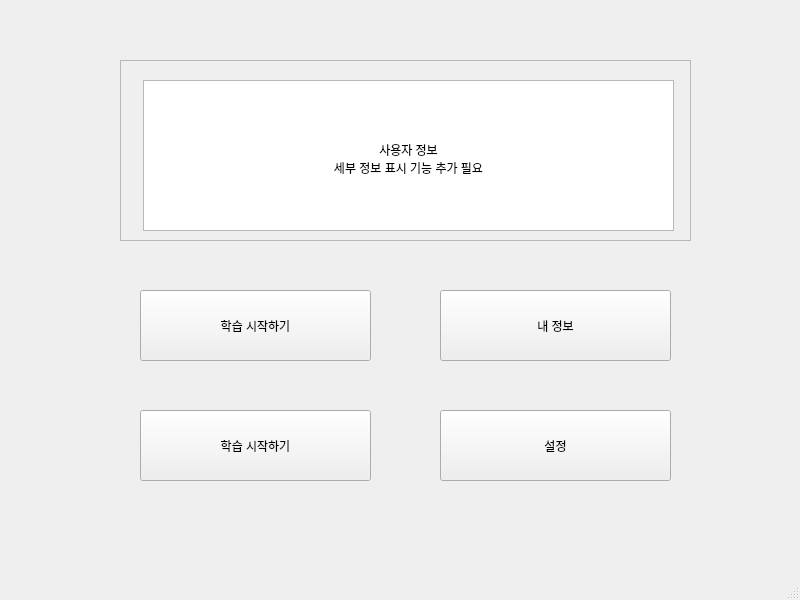
Qt form layout/Main.ui (idkim97/Studium) before a commit.
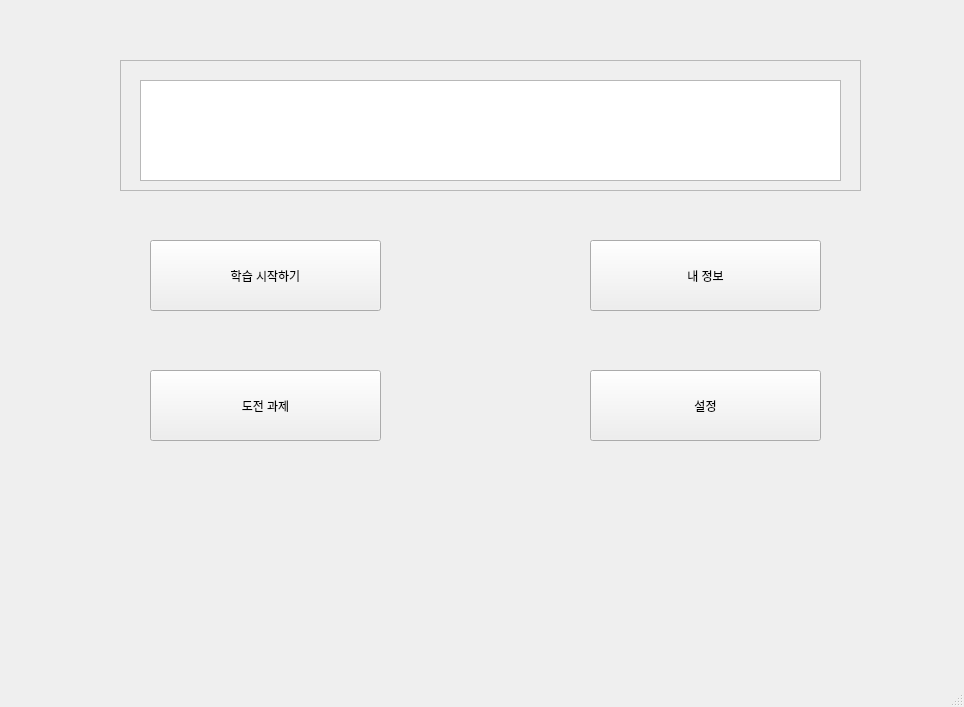
The same form after that commit.

```diff
--- a/layout/Main.ui
+++ b/layout/Main.ui
@@ -6,8 +6,8 @@
    <rect>
     <x>0</x>
     <y>0</y>
-    <width>800</width>
-    <height>600</height>
+    <width>964</width>
+    <height>707</height>
    </rect>
   </property>
   <property name="windowTitle">
@@ -17,8 +17,8 @@
    <widget class="QToolButton" name="toolButton">
     <property name="geometry">
      <rect>
-      <x>140</x>
-      <y>290</y>
+      <x>150</x>
+      <y>240</y>
       <width>231</width>
       <height>71</height>
      </rect>
@@ -32,8 +32,8 @@
      <rect>
       <x>120</x>
       <y>60</y>
-      <width>571</width>
-      <height>181</height>
+      <width>741</width>
+      <height>131</height>
      </rect>
     </property>
     <property name="frameShape">
@@ -45,10 +45,10 @@
     <widget class="QTextEdit" name="textEdit">
      <property name="geometry">
       <rect>
-       <x>23</x>
+       <x>20</x>
        <y>20</y>
-       <width>531</width>
-       <height>151</height>
+       <width>701</width>
+       <height>101</height>
       </rect>
      </property>
      <property name="html">
@@ -56,33 +56,28 @@
 &lt;html&gt;&lt;head&gt;&lt;meta name=&quot;qrichtext&quot; content=&quot;1&quot; /&gt;&lt;style type=&quot;text/css&quot;&gt;
 p, li { white-space: pre-wrap; }
 &lt;/style&gt;&lt;/head&gt;&lt;body style=&quot; font-family:'Gulim'; font-size:9pt; font-weight:400; font-style:normal;&quot;&gt;
-&lt;p align=&quot;center&quot; style=&quot;-qt-paragraph-type:empty; margin-top:0px; margin-bottom:0px; margin-left:0px; margin-right:0px; -qt-block-indent:0; text-indent:0px;&quot;&gt;&lt;br /&gt;&lt;/p&gt;
-&lt;p align=&quot;center&quot; style=&quot;-qt-paragraph-type:empty; margin-top:0px; margin-bottom:0px; margin-left:0px; margin-right:0px; -qt-block-indent:0; text-indent:0px;&quot;&gt;&lt;br /&gt;&lt;/p&gt;
-&lt;p align=&quot;center&quot; style=&quot;-qt-paragraph-type:empty; margin-top:0px; margin-bottom:0px; margin-left:0px; margin-right:0px; -qt-block-indent:0; text-indent:0px;&quot;&gt;&lt;br /&gt;&lt;/p&gt;
-&lt;p align=&quot;center&quot; style=&quot;-qt-paragraph-type:empty; margin-top:0px; margin-bottom:0px; margin-left:0px; margin-right:0px; -qt-block-indent:0; text-indent:0px;&quot;&gt;&lt;br /&gt;&lt;/p&gt;
-&lt;p align=&quot;center&quot; style=&quot; margin-top:0px; margin-bottom:0px; margin-left:0px; margin-right:0px; -qt-block-indent:0; text-indent:0px;&quot;&gt;사용자 정보&lt;/p&gt;
-&lt;p align=&quot;center&quot; style=&quot; margin-top:0px; margin-bottom:0px; margin-left:0px; margin-right:0px; -qt-block-indent:0; text-indent:0px;&quot;&gt;세부 정보 표시 기능 추가 필요&lt;/p&gt;&lt;/body&gt;&lt;/html&gt;</string>
+&lt;p align=&quot;center&quot; style=&quot;-qt-paragraph-type:empty; margin-top:0px; margin-bottom:0px; margin-left:0px; margin-right:0px; -qt-block-indent:0; text-indent:0px;&quot;&gt;&lt;br /&gt;&lt;/p&gt;&lt;/body&gt;&lt;/html&gt;</string>
      </property>
     </widget>
    </widget>
    <widget class="QToolButton" name="toolButton_2">
     <property name="geometry">
      <rect>
-      <x>140</x>
-      <y>410</y>
+      <x>150</x>
+      <y>370</y>
       <width>231</width>
       <height>71</height>
      </rect>
     </property>
     <property name="text">
-     <string>학습 시작하기</string>
+     <string>도전 과제</string>
     </property>
    </widget>
    <widget class="QToolButton" name="toolButton_3">
     <property name="geometry">
      <rect>
-      <x>440</x>
-      <y>290</y>
+      <x>590</x>
+      <y>240</y>
       <width>231</width>
       <height>71</height>
      </rect>
@@ -94,8 +89,8 @@
    <widget class="QToolButton" name="toolButton_4">
     <property name="geometry">
      <rect>
-      <x>440</x>
-      <y>410</y>
+      <x>590</x>
+      <y>370</y>
       <width>231</width>
       <height>71</height>
      </rect>
```
Left out of the diff: 2 changed lines with no effect on the pictures.
